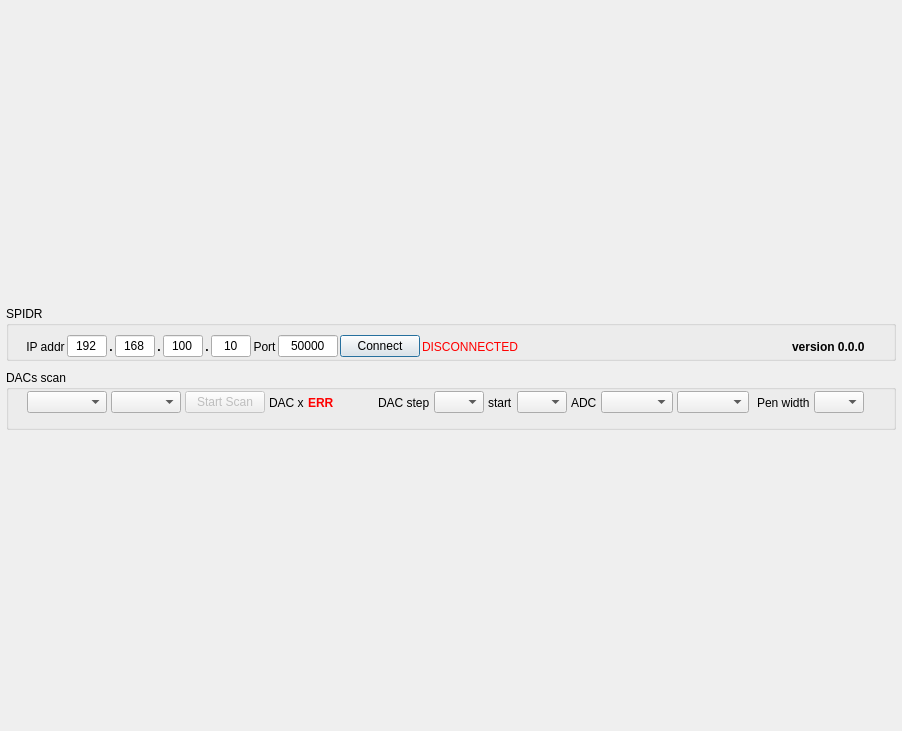
First picture: the form in SpidrDacsScan/SpidrDacsScan.ui, repository navrit/dexter, before the edit.
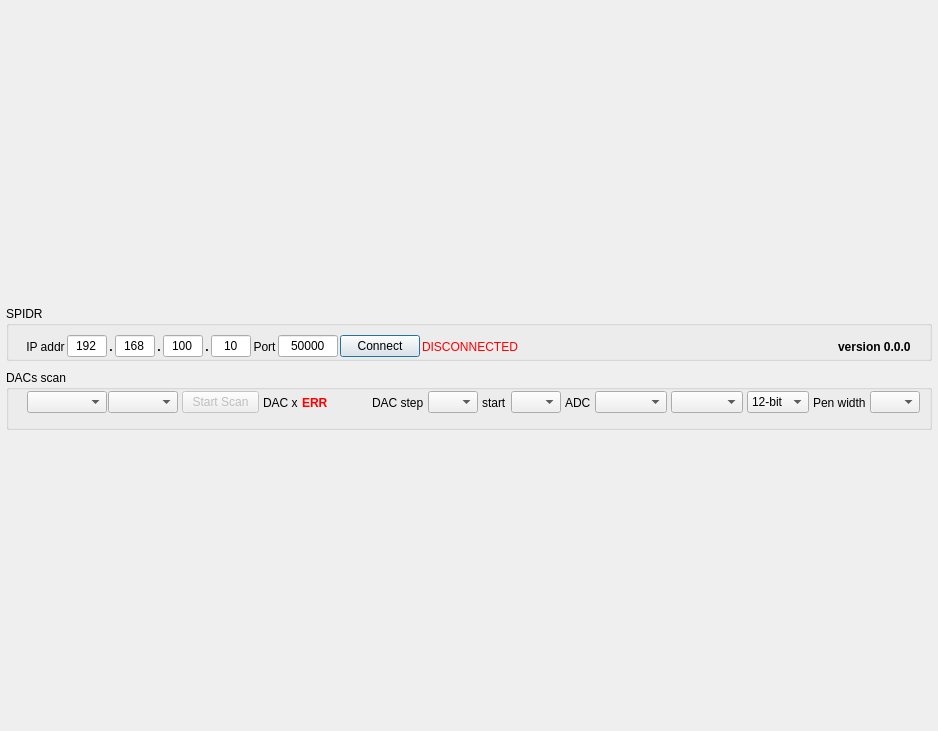
Second picture: the form after the edit. Icons and pictures are not drawn.

Commit message: [SpidrDacsScan] added combobox for ADC number-of-bits

Diff of the .ui file:
```diff
--- a/SpidrDacsScan/SpidrDacsScan.ui
+++ b/SpidrDacsScan/SpidrDacsScan.ui
@@ -6,7 +6,7 @@
    <rect>
     <x>0</x>
     <y>0</y>
-    <width>902</width>
+    <width>938</width>
     <height>731</height>
    </rect>
   </property>
@@ -54,7 +54,7 @@
          <rect>
           <x>10</x>
           <y>28</y>
-          <width>859</width>
+          <width>905</width>
           <height>25</height>
          </rect>
         </property>
@@ -334,7 +334,7 @@
          <rect>
           <x>11</x>
           <y>20</y>
-          <width>861</width>
+          <width>912</width>
           <height>25</height>
          </rect>
         </property>
@@ -520,10 +520,38 @@
           </widget>
          </item>
          <item>
-          <widget class="QComboBox" name="_comboBoxAdcSamples"/>
+          <widget class="QComboBox" name="_comboBoxAdcSamples">
+           <property name="sizePolicy">
+            <sizepolicy hsizetype="Minimum" vsizetype="Fixed">
+             <horstretch>0</horstretch>
+             <verstretch>0</verstretch>
+            </sizepolicy>
+           </property>
+          </widget>
          </item>
          <item>
-          <widget class="QComboBox" name="_comboBoxAdcFullScale"/>
+          <widget class="QComboBox" name="_comboBoxAdcFullScale">
+           <property name="sizePolicy">
+            <sizepolicy hsizetype="Minimum" vsizetype="Fixed">
+             <horstretch>0</horstretch>
+             <verstretch>0</verstretch>
+            </sizepolicy>
+           </property>
+          </widget>
+         </item>
+         <item>
+          <widget class="QComboBox" name="_comboBoxAdcBits">
+           <item>
+            <property name="text">
+             <string>12-bit</string>
+            </property>
+           </item>
+           <item>
+            <property name="text">
+             <string>16-bit</string>
+            </property>
+           </item>
+          </widget>
          </item>
          <item>
           <spacer name="horizontalSpacer">
```
Left out of the diff: 2 changed lines with no effect on the pictures. The commit also changes 1 other file.
